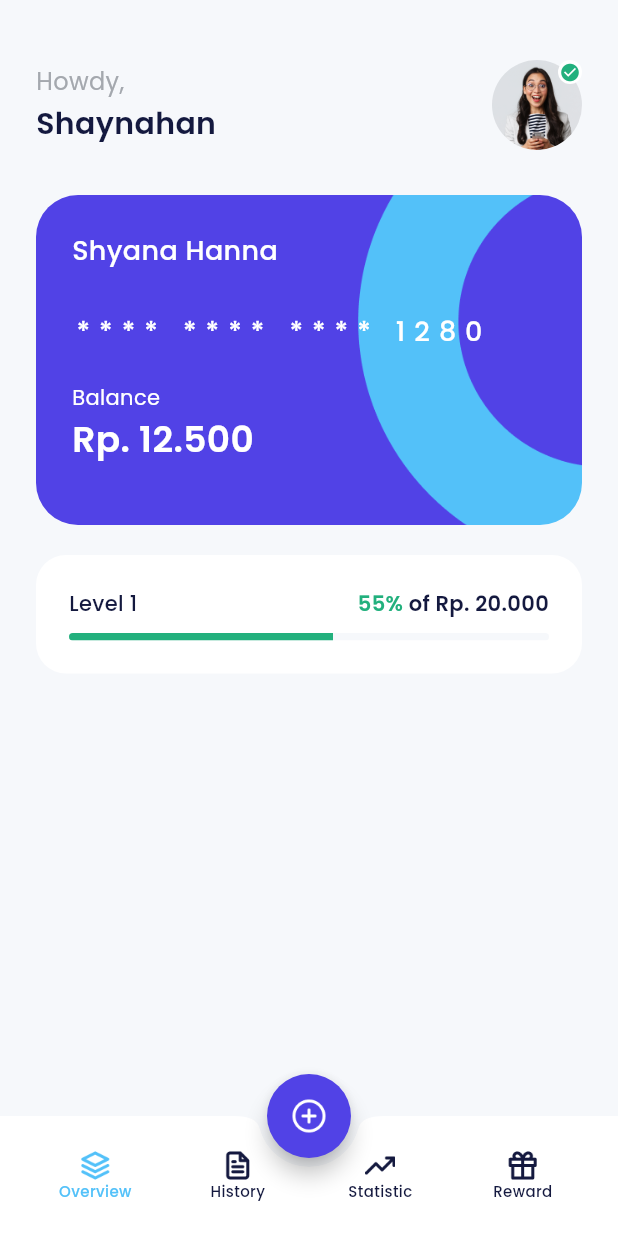
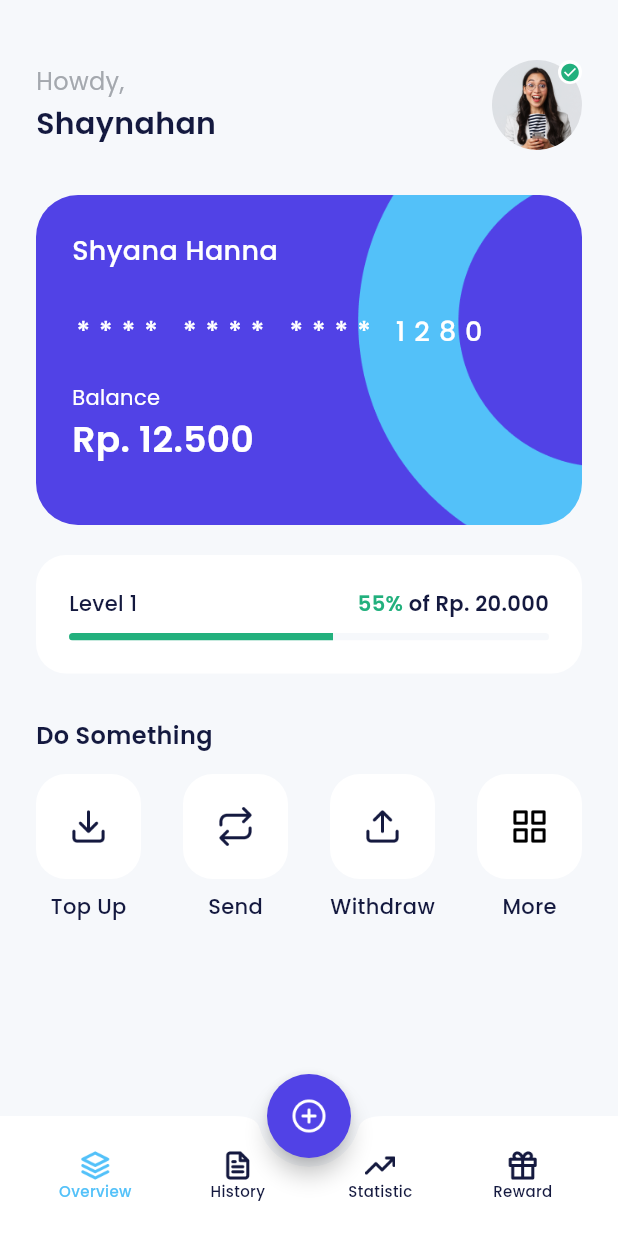
Before and after one commit to KevinZakky/E-wallet-Bank-Sha, a Flutter app: the HomePage screen opened by its route, on a phone screen of 412 x 824 dp. Run offline on Flutter 3.47's test engine with Material 3 defaults, Android fonts, the phone set to English and light mode, and no system bars; our stand-ins replace carousel_slider, google_fonts.

Commit message:
feat: slicing home services

```diff
--- a/lib/ui/pages/home_page.dart
+++ b/lib/ui/pages/home_page.dart
@@ -1,4 +1,5 @@
 import 'package:ewallet_project_app/shared/theme.dart';
+import 'package:ewallet_project_app/ui/widgets/home_services.dart';
 import 'package:flutter/material.dart';
 
 class HomePage extends StatelessWidget {
@@ -69,7 +70,12 @@
         padding: const EdgeInsets.symmetric(
           horizontal: 24,
         ),
-        children: [buildProfile(), buildWalletCard(), buildLevel()],
+        children: [
+          buildProfile(),
+          buildWalletCard(),
+          buildLevel(),
+          buildServices()
+        ],
       ),
     );
   }
@@ -239,4 +245,47 @@
       ),
     );
   }
+
+  Widget buildServices() {
+    return Container(
+      margin: const EdgeInsets.only(top: 30),
+      child: Column(
+        crossAxisAlignment: CrossAxisAlignment.start,
+        children: [
+          Text(
+            'Do Something',
+            style: blackTextStyle.copyWith(fontSize: 16, fontWeight: semiBold),
+          ),
+          const SizedBox(
+            height: 14,
+          ),
+          Row(
+            mainAxisAlignment: MainAxisAlignment.spaceBetween,
+            children: [
+              HomeServices(
+                iconUrl: 'assets/ic_topup.png',
+                title: 'Top Up',
+                onTap: () {},
+              ),
+              HomeServices(
+                iconUrl: 'assets/ic_send.png',
+                title: 'Send',
+                onTap: () {},
+              ),
+              HomeServices(
+                iconUrl: 'assets/ic_withdraw.png',
+                title: 'Withdraw',
+                onTap: () {},
+              ),
+              HomeServices(
+                iconUrl: 'assets/ic_more.png',
+                title: 'More',
+                onTap: () {},
+              )
+            ],
+          )
+        ],
+      ),
+    );
+  }
 }
--- /dev/null
+++ b/lib/ui/widgets/home_services.dart
@@ -0,0 +1,36 @@
+import 'package:ewallet_project_app/shared/theme.dart';
+import 'package:flutter/material.dart';
+
+class HomeServices extends StatelessWidget {
+  final String iconUrl;
+  final String title;
+  final VoidCallback? onTap;
+
+  const HomeServices(
+      {super.key, required this.iconUrl, required this.title, this.onTap});
+
+  @override
+  Widget build(BuildContext context) {
+    return Column(
+      children: [
+        Container(
+          width: 70,
+          height: 70,
+          margin: const EdgeInsets.only(bottom: 8),
+          decoration: BoxDecoration(
+              borderRadius: BorderRadius.circular(20), color: whiteColor),
+          child: Center(
+            child: Image.asset(
+              iconUrl,
+              width: 26,
+            ),
+          ),
+        ),
+        Text(
+          title,
+          style: blackTextStyle.copyWith(fontWeight: medium),
+        )
+      ],
+    );
+  }
+}
```
